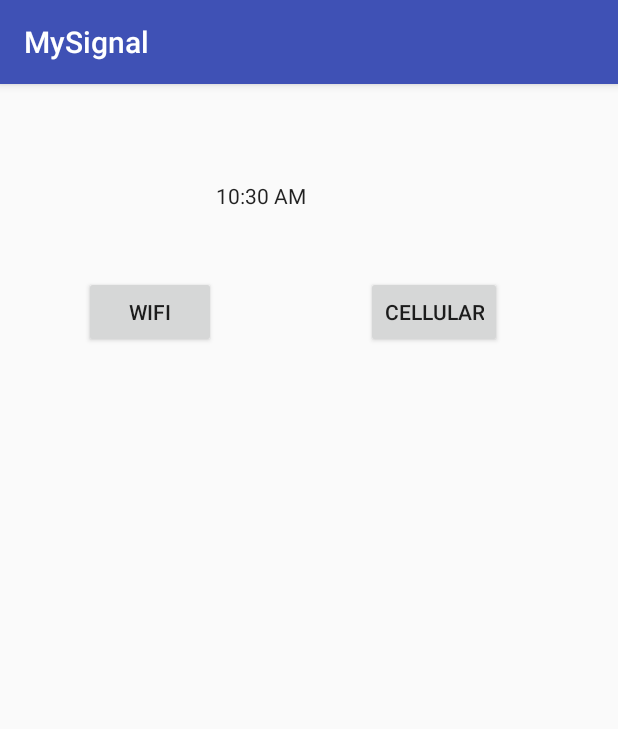
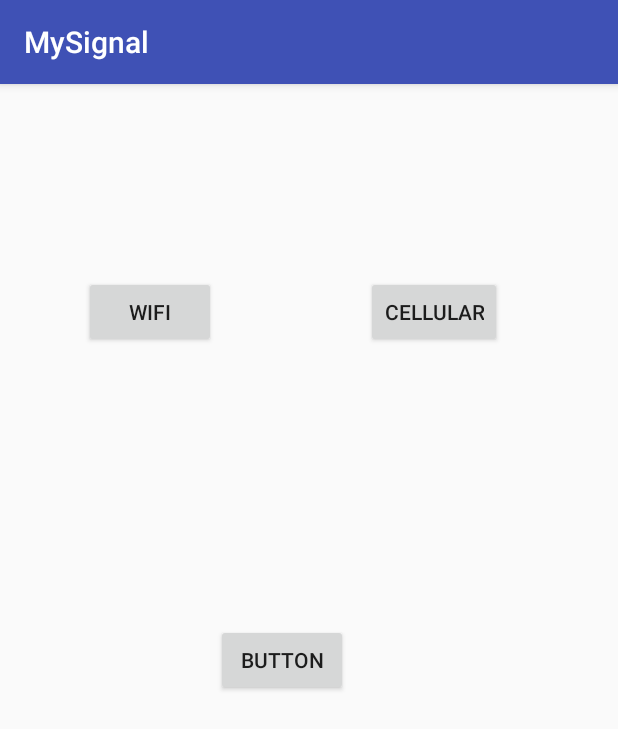
Before and after one commit to liorsap1/Android_Course, an Android app: the screen it shows after launch (MainScreen), on a phone screen of 412 x 824 dp. Shown: the top 729 px of the screen. Run offline under Robolectric (Android 15) with nearby library versions, the phone set to English and light mode, and no system bars.

Commit message:
Before some changes

```diff
--- a/MySignal/app/src/main/res/layout/activity_main_screen.xml
+++ b/MySignal/app/src/main/res/layout/activity_main_screen.xml
@@ -33,13 +33,13 @@
             android:layout_marginEnd="61dp"
             android:id="@+id/cellular_button"/>
 
-    <TextClock
-        android:layout_width="wrap_content"
-        android:layout_height="wrap_content"
-        android:layout_above="@+id/cellular_button"
-        android:layout_toRightOf="@+id/wifi_button"
-        android:layout_toEndOf="@+id/wifi_button"
-        android:layout_marginBottom="44dp"
-        android:id="@+id/textClock2" />
+    <Button
+            android:text="Button"
+            android:layout_width="wrap_content"
+            android:layout_height="wrap_content"
+            android:id="@+id/mapButton"
+            android:layout_centerVertical="true"
+            android:layout_toRightOf="@+id/wifi_button"
+            android:layout_toEndOf="@+id/wifi_button"/>
 
 </RelativeLayout>
```
